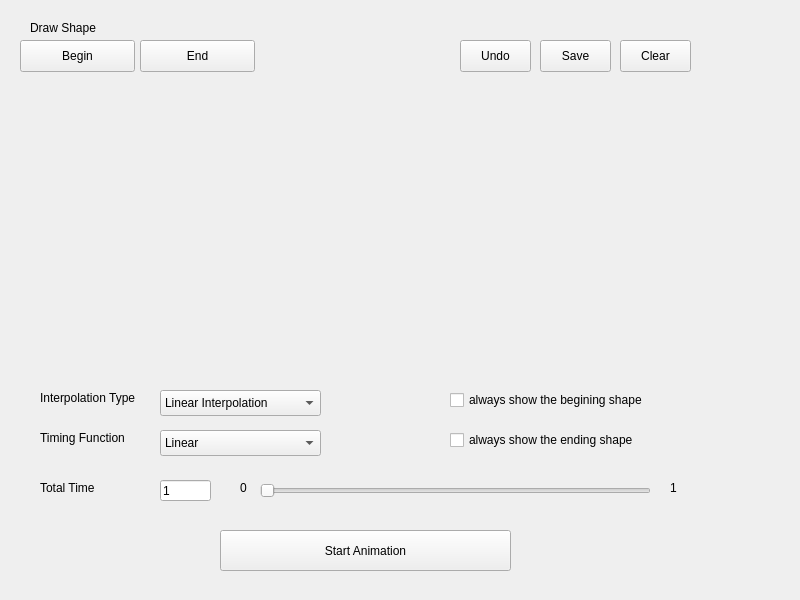
The window that canvas.ui (LittleAprilFool/Key-Frame) describes before a commit, drawn with Qt 5.
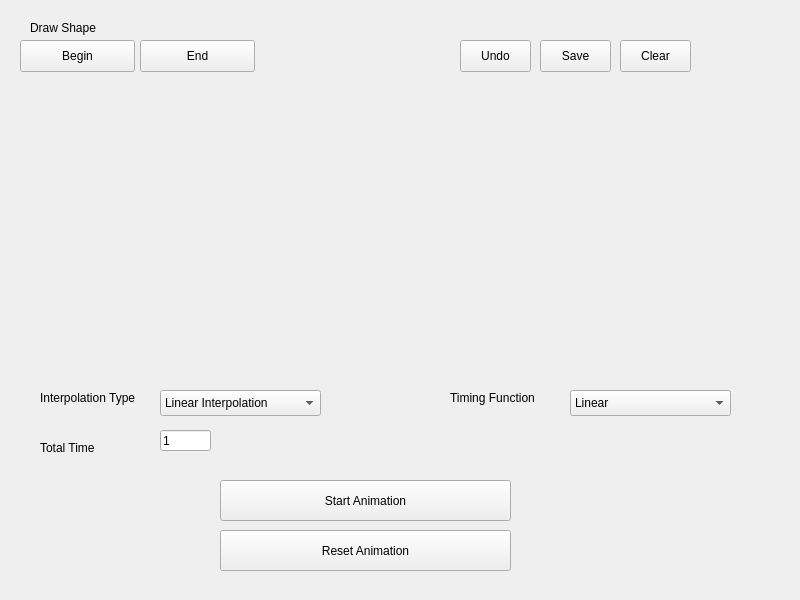
The same window after the commit.

Commit message: linear interpolation done

```diff
--- a/canvas.ui
+++ b/canvas.ui
@@ -68,8 +68,8 @@
   <widget class="QComboBox" name="timingFunction">
    <property name="geometry">
     <rect>
-     <x>160</x>
-     <y>430</y>
+     <x>570</x>
+     <y>390</y>
      <width>161</width>
      <height>26</height>
     </rect>
@@ -93,8 +93,8 @@
   <widget class="QLabel" name="label_3">
    <property name="geometry">
     <rect>
-     <x>40</x>
-     <y>430</y>
+     <x>450</x>
+     <y>390</y>
      <width>111</width>
      <height>16</height>
     </rect>
@@ -103,19 +103,6 @@
     <string>Timing Function</string>
    </property>
   </widget>
-  <widget class="QSlider" name="timeBar">
-   <property name="geometry">
-    <rect>
-     <x>260</x>
-     <y>480</y>
-     <width>391</width>
-     <height>22</height>
-    </rect>
-   </property>
-   <property name="orientation">
-    <enum>Qt::Horizontal</enum>
-   </property>
-  </widget>
   <widget class="QComboBox" name="interpolationType">
    <property name="geometry">
     <rect>
@@ -140,7 +127,7 @@
    <property name="geometry">
     <rect>
      <x>40</x>
-     <y>480</y>
+     <y>440</y>
      <width>71</width>
      <height>16</height>
     </rect>
@@ -149,24 +136,11 @@
     <string>Total Time</string>
    </property>
   </widget>
-  <widget class="QLabel" name="label_5">
-   <property name="geometry">
-    <rect>
-     <x>240</x>
-     <y>480</y>
-     <width>16</width>
-     <height>16</height>
-    </rect>
-   </property>
-   <property name="text">
-    <string>0</string>
-   </property>
-  </widget>
   <widget class="QPushButton" name="startButton">
    <property name="geometry">
     <rect>
      <x>220</x>
-     <y>530</y>
+     <y>480</y>
      <width>291</width>
      <height>41</height>
     </rect>
@@ -175,37 +149,11 @@
     <string>Start Animation</string>
    </property>
   </widget>
-  <widget class="QCheckBox" name="showBegin">
-   <property name="geometry">
-    <rect>
-     <x>450</x>
-     <y>390</y>
-     <width>221</width>
-     <height>20</height>
-    </rect>
-   </property>
-   <property name="text">
-    <string>always show the begining shape</string>
-   </property>
-  </widget>
-  <widget class="QCheckBox" name="showEnd">
-   <property name="geometry">
-    <rect>
-     <x>450</x>
-     <y>430</y>
-     <width>211</width>
-     <height>20</height>
-    </rect>
-   </property>
-   <property name="text">
-    <string>always show the ending shape</string>
-   </property>
-  </widget>
   <widget class="QLineEdit" name="totalTime">
    <property name="geometry">
     <rect>
      <x>160</x>
-     <y>480</y>
+     <y>430</y>
      <width>51</width>
      <height>21</height>
     </rect>
@@ -214,19 +162,6 @@
     <string>1</string>
    </property>
   </widget>
-  <widget class="QLabel" name="label_6">
-   <property name="geometry">
-    <rect>
-     <x>670</x>
-     <y>480</y>
-     <width>16</width>
-     <height>16</height>
-    </rect>
-   </property>
-   <property name="text">
-    <string>1</string>
-   </property>
-  </widget>
   <widget class="QPushButton" name="saveButton">
    <property name="geometry">
     <rect>
@@ -266,6 +201,19 @@
     <string>Clear</string>
    </property>
   </widget>
+  <widget class="QPushButton" name="startButton_2">
+   <property name="geometry">
+    <rect>
+     <x>220</x>
+     <y>530</y>
+     <width>291</width>
+     <height>41</height>
+    </rect>
+   </property>
+   <property name="text">
+    <string>Reset Animation</string>
+   </property>
+  </widget>
  </widget>
  <layoutdefault spacing="6" margin="11"/>
  <resources/>
```
The commit also changes 2 other files.
